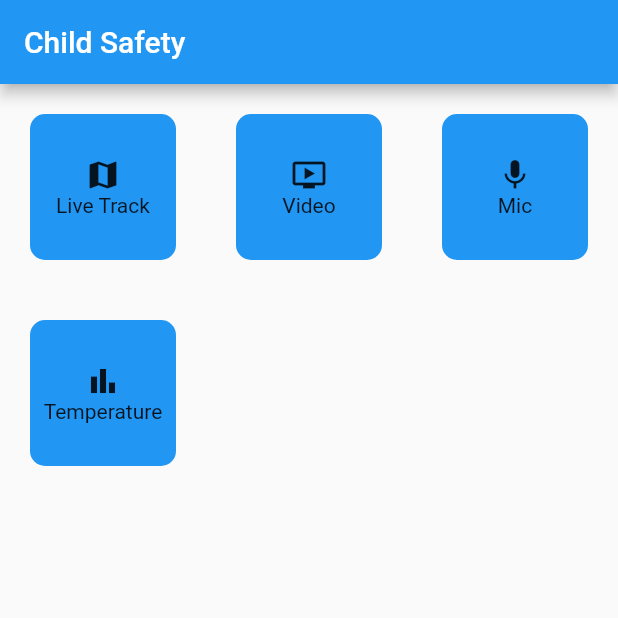
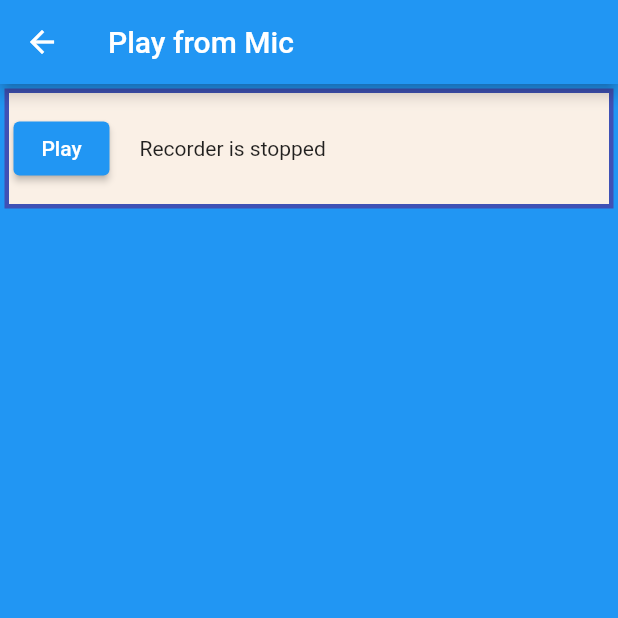
Before and after one commit to balafuture3/child-safety, a Flutter app: the screen it shows after launch, after a tap on "Mic", on a phone screen of 412 x 824 dp, the top half of it. Run offline on Flutter 3.47's test engine with Material 2 defaults, Android fonts, the phone set to English and light mode, and no system bars; our stand-ins replace geolocator, google_maps_flutter, native_screenshot, permission_handler, syncfusion_flutter_gauges, webview_flutter; missing offline and left inert: audio_session, flutter_sound; statements that could not run were skipped.

Commit message:
mic,video,temperature

```diff
--- a/lib/home_screen.dart
+++ b/lib/home_screen.dart
@@ -1,4 +1,7 @@
 import 'package:childsafety/main.dart';
+import 'package:childsafety/mic_screen.dart';
+import 'package:childsafety/temperature_screen.dart';
+import 'package:childsafety/video_screen.dart';
 import 'package:flutter/material.dart';
 
 class HomeScreen extends StatefulWidget {
@@ -42,7 +45,7 @@ class _HomeScreenState extends State<HomeScreen> {
           ),
             InkWell(
               onTap: (){
-                // Navigator.push(context, MaterialPageRoute(builder: (builder)=>MapSample()));
+                Navigator.push(context, MaterialPageRoute(builder: (builder)=>VideoScreen()));
               },
               child: Container(
                   margin: EdgeInsets.all(20),
@@ -66,7 +69,7 @@ class _HomeScreenState extends State<HomeScreen> {
             ),
             InkWell(
               onTap: (){
-                // Navigator.push(context, MaterialPageRoute(builder: (builder)=>MapSample()));
+                Navigator.push(context, MaterialPageRoute(builder: (builder)=>PlayFromMic()));
               },
               child: Container(
                   margin: EdgeInsets.all(20),
@@ -90,7 +93,7 @@ class _HomeScreenState extends State<HomeScreen> {
             ),
             InkWell(
               onTap: (){
-                // Navigator.push(context, MaterialPageRoute(builder: (builder)=>MapSample()));
+                Navigator.push(context, MaterialPageRoute(builder: (builder)=>TempScreen()));
               },
               child: Container(
                   margin: EdgeInsets.all(20),
--- /dev/null
+++ b/lib/mic_screen.dart
@@ -0,0 +1,169 @@
+/*
+ * Copyright 2018, 2019, 2020, 2021 Dooboolab.
+ *
+ * This file is part of Flutter-Sound.
+ *
+ * Flutter-Sound is free software: you can redistribute it and/or modify
+ * it under the terms of the Mozilla Public License version 2 (MPL2.0),
+ * as published by the Mozilla organization.
+ *
+ * Flutter-Sound is distributed in the hope that it will be useful,
+ * but WITHOUT ANY WARRANTY; without even the implied warranty of
+ * MERCHANTABILITY or FITNESS FOR A PARTICULAR PURPOSE.  See the
+ * MPL General Public License for more details.
+ *
+ * This Source Code Form is subject to the terms of the Mozilla Public
+ * License, v. 2.0. If a copy of the MPL was not distributed with this
+ * file, You can obtain one at https://mozilla.org/MPL/2.0/.
+ */
+
+import 'dart:async';
+import 'package:audio_session/audio_session.dart';
+import 'package:flutter/material.dart';
+import 'package:flutter_sound/flutter_sound.dart';
+import 'package:permission_handler/permission_handler.dart';
+
+/*
+ *
+ * This is a very simple example,
+ * that show how to play on the headset what is recorded by the microphone.
+ * Please ensure that your headset is correctly connected via bluetooth
+ * This example is really basic.
+ *
+ */
+
+///
+typedef Fn = void Function();
+
+/// Example app.
+class PlayFromMic extends StatefulWidget {
+  @override
+  _PlayFromMicState createState() => _PlayFromMicState();
+}
+
+class _PlayFromMicState extends State<PlayFromMic> {
+  FlutterSoundPlayer? _mPlayer = FlutterSoundPlayer();
+  bool _mPlayerIsInited = false;
+
+  Future<void> open() async {
+    var status = await Permission.microphone.request();
+    if (status != PermissionStatus.granted) {
+      throw RecordingPermissionException('Microphone permission not granted');
+    }
+
+    // Be careful : openAudioSession returns a Future.
+    // Do not access your FlutterSoundPlayer or FlutterSoundRecorder before the completion of the Future
+    await _mPlayer!.openPlayer();
+
+    final session = await AudioSession.instance;
+    await session.configure(AudioSessionConfiguration(
+      avAudioSessionCategory: AVAudioSessionCategory.playAndRecord,
+      avAudioSessionCategoryOptions:
+      AVAudioSessionCategoryOptions.allowBluetooth |
+      AVAudioSessionCategoryOptions.defaultToSpeaker,
+      avAudioSessionMode: AVAudioSessionMode.spokenAudio,
+      avAudioSessionRouteSharingPolicy:
+      AVAudioSessionRouteSharingPolicy.defaultPolicy,
+      avAudioSessionSetActiveOptions: AVAudioSessionSetActiveOptions.none,
+      androidAudioAttributes: const AndroidAudioAttributes(
+        contentType: AndroidAudioContentType.speech,
+        flags: AndroidAudioFlags.none,
+        usage: AndroidAudioUsage.voiceCommunication,
+      ),
+      androidAudioFocusGainType: AndroidAudioFocusGainType.gain,
+      androidWillPauseWhenDucked: true,
+    ));
+
+    setState(() {
+      _mPlayerIsInited = true;
+    });
+  }
+
+  @override
+  void initState() {
+    super.initState();
+    open();
+  }
+
+  @override
+  void dispose() {
+    stopPlayer();
+    // Be careful : you must `close` the audio session when you have finished with it.
+    _mPlayer!.closePlayer();
+    _mPlayer = null;
+
+    super.dispose();
+  }
+
+  // -------  Here is the code to play from the microphone -----------------------
+
+  void play() async {
+    await _mPlayer!.startPlayerFromMic();
+    setState(() {});
+  }
+
+  Future<void> stopPlayer() async {
+    if (_mPlayer != null) {
+      await _mPlayer!.stopPlayer();
+    }
+  }
+
+  // ---------------------------------------
+
+  Fn? getPlaybackFn() {
+    if (!_mPlayerIsInited) {
+      return null;
+    }
+    return _mPlayer!.isStopped
+        ? play
+        : () {
+      stopPlayer().then((value) => setState(() {}));
+    };
+  }
+
+  @override
+  Widget build(BuildContext context) {
+    Widget makeBody() {
+      return Column(
+        children: [
+          Container(
+            margin: const EdgeInsets.all(3),
+            padding: const EdgeInsets.all(3),
+            height: 80,
+            width: double.infinity,
+            alignment: Alignment.center,
+            decoration: BoxDecoration(
+              color: Color(0xFFFAF0E6),
+              border: Border.all(
+                color: Colors.indigo,
+                width: 3,
+              ),
+            ),
+            child: Row(children: [
+              ElevatedButton(
+                onPressed: getPlaybackFn(),
+                //color: Colors.white,
+                //disabledColor: Colors.grey,
+                child: Text(_mPlayer!.isPlaying ? 'Stop' : 'Play'),
+              ),
+              SizedBox(
+                width: 20,
+              ),
+              Text(_mPlayer!.isPlaying
+                  ? 'Playing microphone to headset'
+                  : 'Recorder is stopped'),
+            ]),
+          ),
+        ],
+      );
+    }
+
+    return Scaffold(
+      backgroundColor: Colors.blue,
+      appBar: AppBar(
+        title: const Text('Play from Mic'),
+      ),
+      body: makeBody(),
+    );
+  }
+}
--- a/pubspec.yaml
+++ b/pubspec.yaml
@@ -36,6 +36,12 @@ dependencies:
   cupertino_icons: ^1.0.2
   google_maps_flutter: ^2.2.3
   geolocator: ^9.0.2
+  webview_flutter: ^4.0.6
+  syncfusion_flutter_gauges: ^20.4.54
+  native_screenshot: ^1.0.0
+  flutter_sound: ^9.2.13
+  audio_session: ^0.1.13
+  permission_handler: ^10.2.0
 
 dev_dependencies:
   flutter_test:
```
Also changed, not shown: lib/temperature_screen.dart (added, +67 -0 lines), lib/video_screen.dart (added, +51 -0 lines), pubspec.lock, 2 other files.
